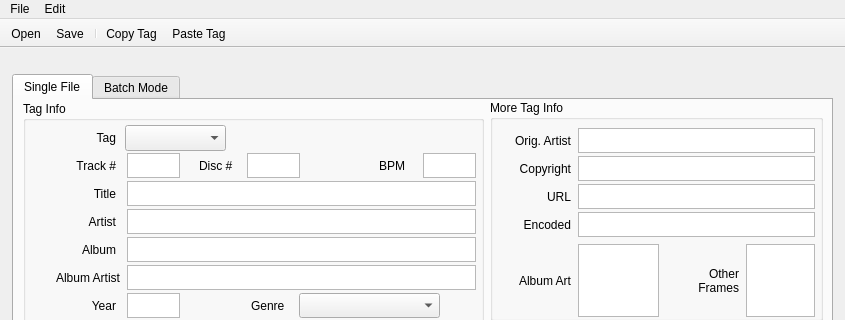
First picture: the form in window.ui, repository Odept/mp3_tag_editor, before the edit; both pictures show x 0 to 845 and y 0 to 320 of the 845 by 500 pixel window.
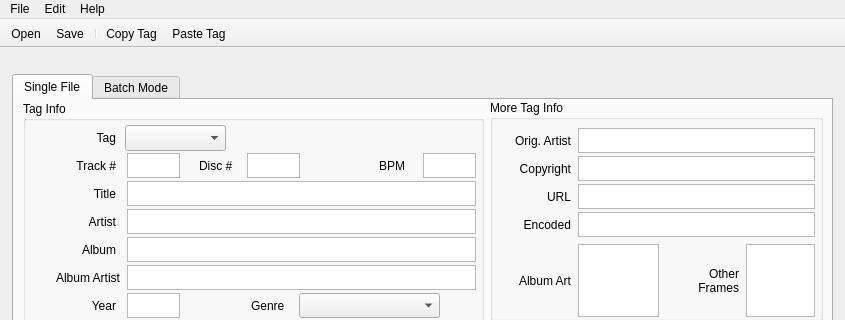
Second picture: the form after the edit. Icons and pictures are not drawn. Custom widgets are drawn as their Qt base class.

What changed in the file:
```diff
--- a/window.ui
+++ b/window.ui
@@ -1071,8 +1071,15 @@
     <addaction name="actionTagCopy"/>
     <addaction name="actionTagPaste"/>
    </widget>
+   <widget class="QMenu" name="menuHelp">
+    <property name="title">
+     <string>Help</string>
+    </property>
+    <addaction name="actionAbout"/>
+   </widget>
    <addaction name="menuFile"/>
    <addaction name="menuEdit"/>
+   <addaction name="menuHelp"/>
   </widget>
   <widget class="QToolBar" name="toolBar">
    <property name="movable">
```
Left out of the diff: 5 changed lines with no effect on the pictures.
